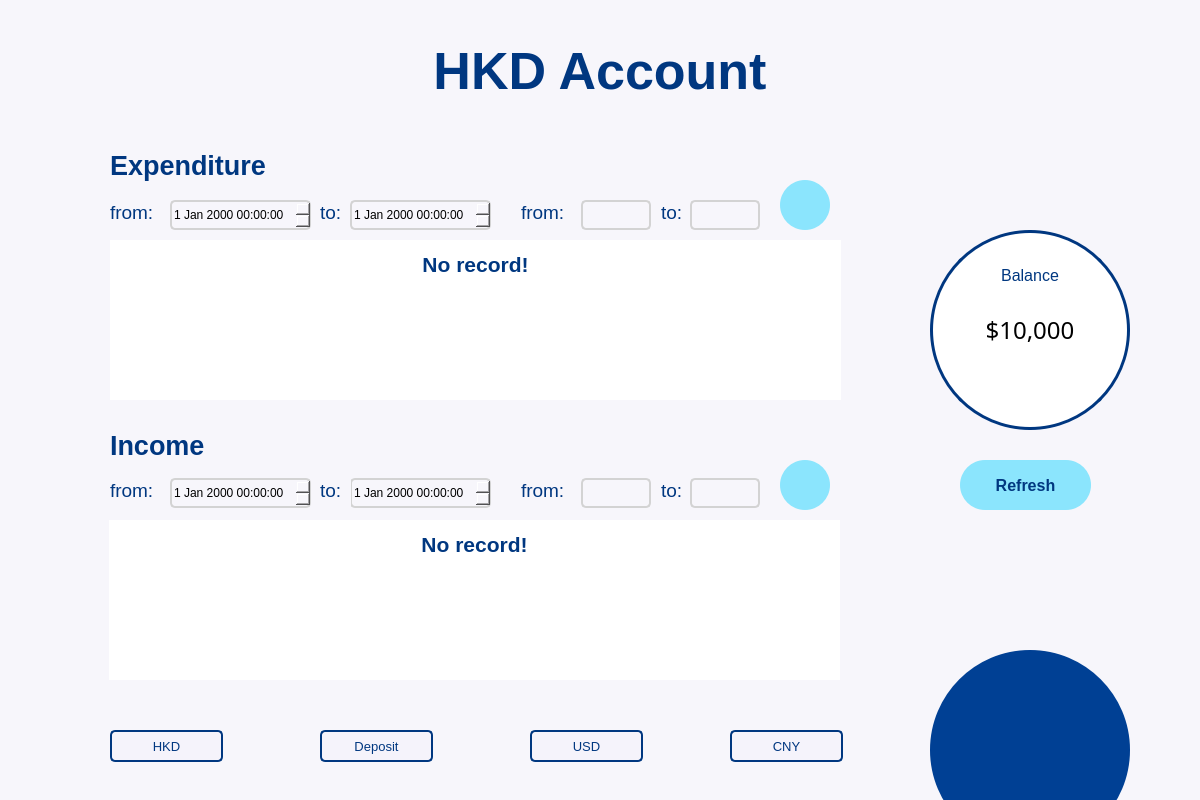
First picture: the form in accountsDetail.ui, repository mintpancake/ikyc, before the edit.
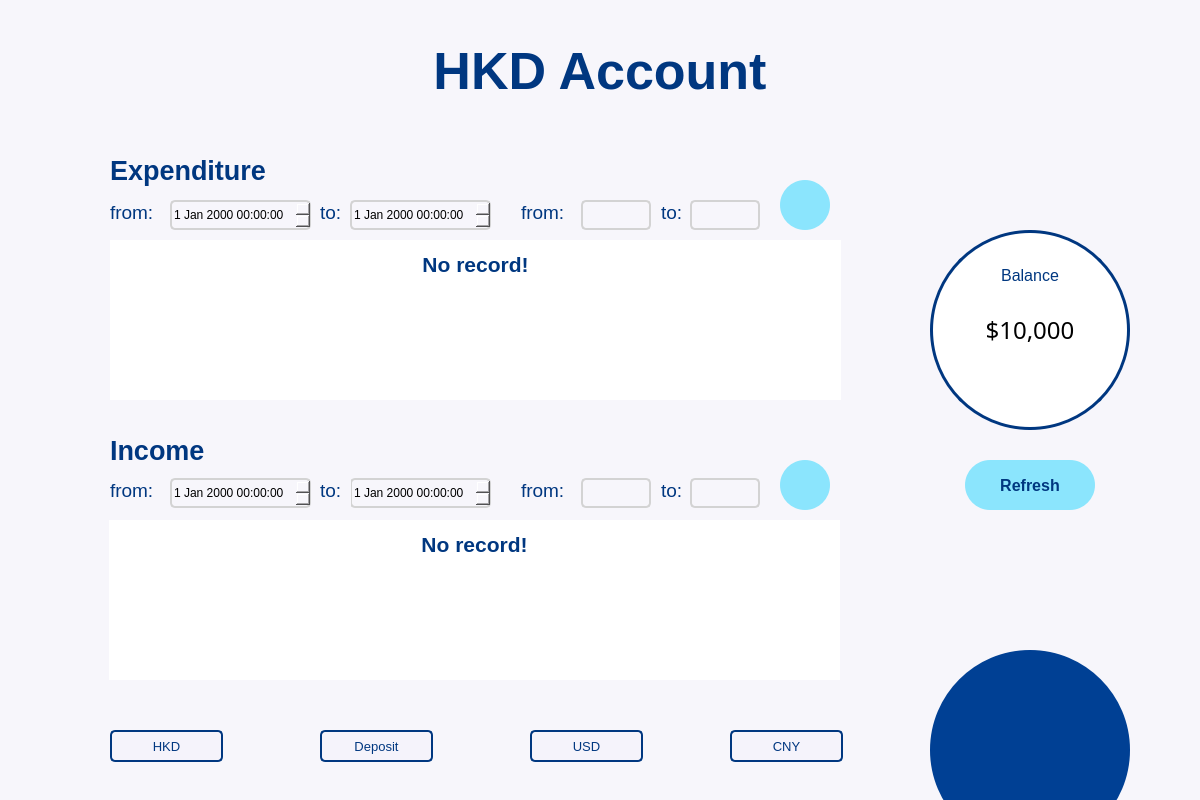
Second picture: the form after the edit. Icons and pictures are not drawn.

The edit to the form file:
```diff
--- a/accountsDetail.ui
+++ b/accountsDetail.ui
@@ -396,7 +396,7 @@
       <x>110</x>
       <y>150</y>
       <width>191</width>
-      <height>31</height>
+      <height>41</height>
      </rect>
     </property>
     <property name="font">
@@ -426,7 +426,7 @@
       <x>110</x>
       <y>430</y>
       <width>121</width>
-      <height>31</height>
+      <height>41</height>
      </rect>
     </property>
     <property name="font">
@@ -1091,9 +1091,9 @@
    <widget class="QPushButton" name="refreshButton">
     <property name="geometry">
      <rect>
-      <x>960</x>
+      <x>965</x>
       <y>460</y>
-      <width>131</width>
+      <width>130</width>
       <height>50</height>
      </rect>
     </property>
```
Left out of the diff: 20 changed lines with no effect on the pictures.
